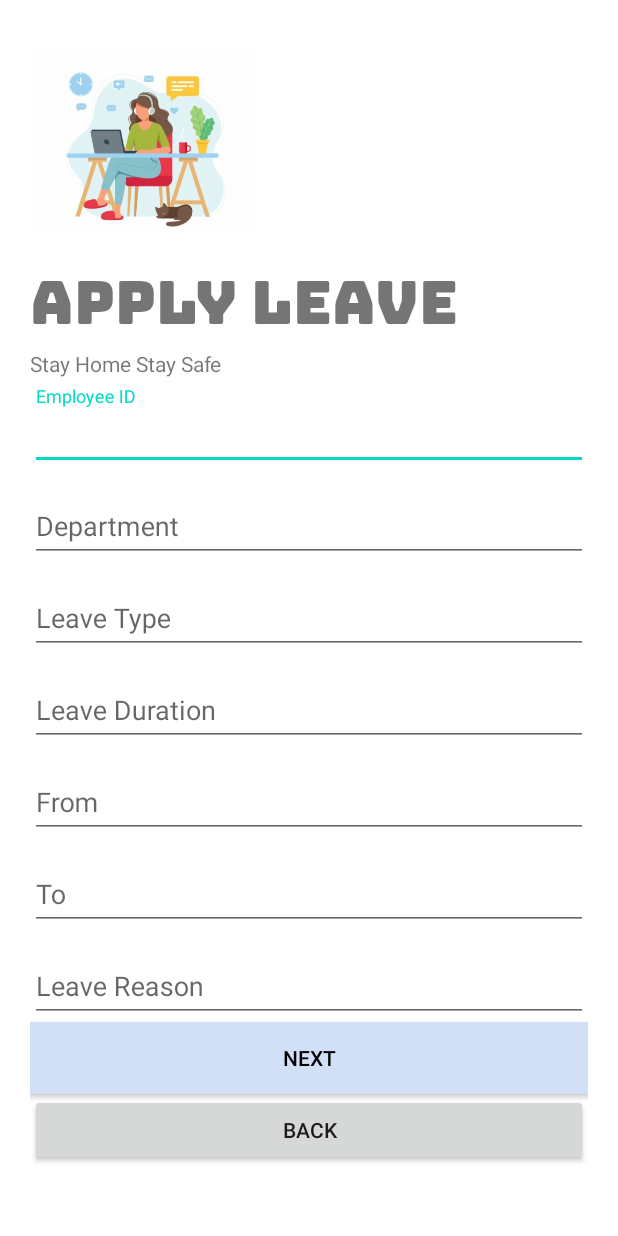
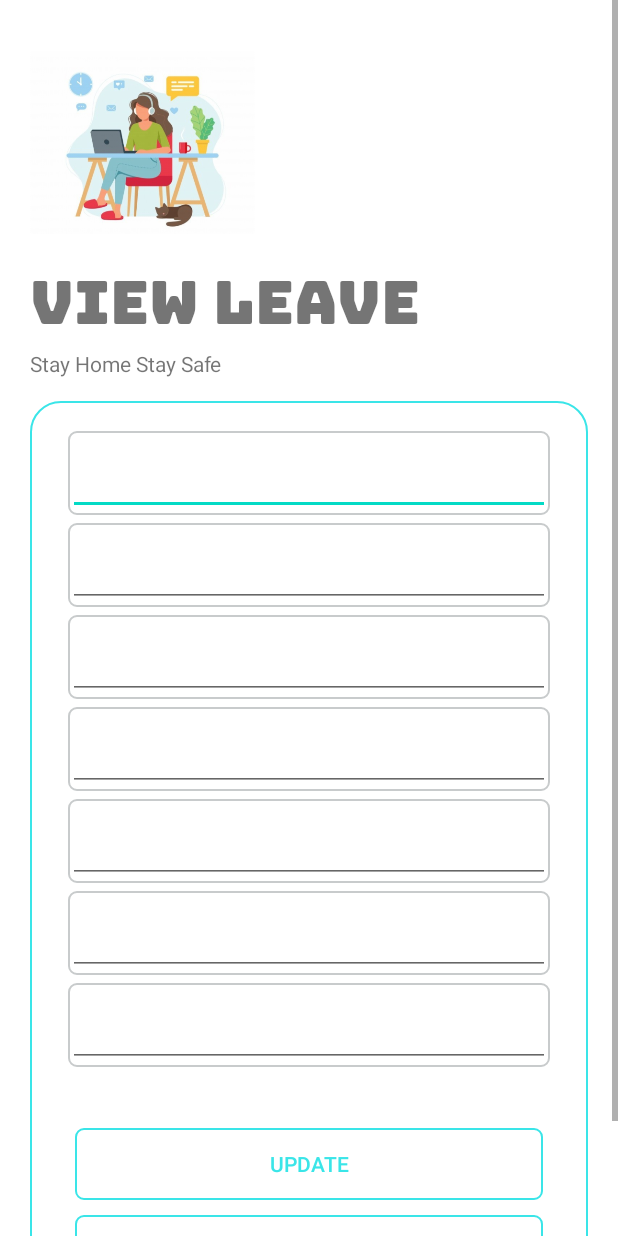
Before and after one commit to MrSavvy98/MADG.17, an Android app: the ApplyLeave screen opened directly, with no data from a screen before it, after a tap on "NEXT", on a phone screen of 412 x 824 dp. Run offline under Robolectric (Android 15) with nearby library versions, the phone set to English and light mode, and no system bars; our stand-ins replace Firebase (no records; nobody signed in at launch, a user with empty details on screens opened directly); 1 statement that could not run was skipped.

Commit message:
Update half added

```diff
--- a/app/src/main/AndroidManifest.xml
+++ b/app/src/main/AndroidManifest.xml
@@ -9,7 +9,8 @@
         android:roundIcon="@mipmap/ic_launcher_round"
         android:supportsRtl="true"
         android:theme="@style/AppTheme">
-        <activity android:name=".ApplyLeave"></activity>
+        <activity android:name=".Update"></activity>
+        <activity android:name=".ApplyLeave" />
         <activity android:name=".Leave" />
         <activity android:name=".Home" />
         <activity android:name=".SignUp" />
--- a/app/src/main/java/com/example/workfromhome/ApplyLeave.java
+++ b/app/src/main/java/com/example/workfromhome/ApplyLeave.java
@@ -2,9 +2,12 @@ package com.example.workfromhome;
 
 import androidx.appcompat.app.AppCompatActivity;
 
+import android.content.Intent;
 import android.os.Bundle;
+import android.text.TextUtils;
 import android.view.View;
 import android.widget.Button;
+import android.widget.Toast;
 
 import com.google.android.material.textfield.TextInputLayout;
 import com.google.firebase.database.DatabaseReference;
@@ -14,6 +17,7 @@ public class ApplyLeave extends AppCompatActivity {
 
     TextInputLayout emp_id, dept, lType, lDuration, from, to, reason;
     Button btn_next;
+    public static String eid;
 
     FirebaseDatabase rootNode;
     DatabaseReference reference;
@@ -38,8 +42,19 @@ public class ApplyLeave extends AppCompatActivity {
             @Override
             public void onClick(View view) {
 
-                rootNode = FirebaseDatabase.getInstance();
-                reference = rootNode.getReference("Leave");
+//                rootNode = FirebaseDatabase.getInstance();
+//                reference = rootNode.getReference("Leave");
+
+                reference = FirebaseDatabase.getInstance().getReference().child("Add_Leave");
+
+                try{
+
+                    if(TextUtils.isEmpty(emp_id.getEditText().toString())){
+
+                        Toast.makeText(getApplicationContext(), "Please Enter Employee ID", Toast.LENGTH_SHORT).show();
+                    }
+                    else {
+
 
                         //get all the values
 
@@ -51,11 +66,27 @@ public class ApplyLeave extends AppCompatActivity {
                         String to1 = to.getEditText().getText().toString();
                         String reason1 = reason.getEditText().getText().toString();
 
-                AddLeaveHelper hel = new AddLeaveHelper(id, depart, type, duration,frm, to1, reason1);
+                        AddLeaveHelper hel = new AddLeaveHelper(id, depart, type, duration, frm, to1, reason1);
 
-                reference.setValue(hel);
+                        reference.child(emp_id.getEditText().toString()).setValue(hel);
+
+                        Toast.makeText(getApplicationContext(), "Leave Added", Toast.LENGTH_SHORT).show();
+                        Intent next = new Intent(ApplyLeave.this, Update.class);
+
+                        next.putExtra(eid, id);
+                        startActivity(next);
+                    }
+                }
+                catch (NumberFormatException e){
+
+                    Toast.makeText(getApplicationContext(), "Invalid", Toast.LENGTH_SHORT).show();
+
+                }
+
             }
         });
 
     }
+
+
 }
--- /dev/null
+++ b/app/src/main/java/com/example/workfromhome/Update.java
@@ -0,0 +1,26 @@
+package com.example.workfromhome;
+
+import androidx.appcompat.app.AppCompatActivity;
+
+import android.content.Intent;
+import android.os.Bundle;
+import android.widget.Button;
+
+import com.google.android.material.textfield.TextInputLayout;
+
+public class Update extends AppCompatActivity {
+
+    String upId;
+    TextInputLayout mp_id, dept, lType, lDuration, from, to, reason;
+    Button btnUpdate;
+    AddLeaveHelper updateLeave;
+
+    @Override
+    protected void onCreate(Bundle savedInstanceState) {
+        super.onCreate(savedInstanceState);
+        setContentView(R.layout.activity_update);
+
+        Intent intent =  getIntent();
+        upId = intent.getStringExtra();
+    }
+}
--- a/app/src/main/res/drawable/box.xml
+++ b/app/src/main/res/drawable/box.xml
@@ -6,7 +6,7 @@
         <shape android:shape="rectangle">
 
             <solid android:color="@android:color/transparent"/>
-            <stroke android:width="3dp" android:color="#00BCD4"/>
+            <stroke android:width="1dp" android:color="#3AE5E8"/>
             <corners android:radius="20dp"/>
 
 
--- /dev/null
+++ b/app/src/main/res/drawable/custom_button.xml
@@ -0,0 +1,8 @@
+<?xml version="1.0" encoding="utf-8"?>
+<shape xmlns:android="http://schemas.android.com/apk/res/android" android:shape="rectangle" >
+
+    <stroke android:color="#3AE5E8" android:width="1dp"/>
+
+    <corners android:radius="5dp"/>
+
+</shape>
--- a/app/src/main/res/layout/activity_leave.xml
+++ b/app/src/main/res/layout/activity_leave.xml
@@ -74,7 +74,7 @@
             android:layout_width="match_parent"
             android:layout_height="wrap_content"
             android:background="#d2e0f7"
-
+            android:layout_marginBottom="20dp"
             android:text="@string/apply_leave"
             android:textColor="#000"
             tools:layout_editor_absoluteX="36dp"
--- /dev/null
+++ b/app/src/main/res/layout/activity_update.xml
@@ -0,0 +1,236 @@
+<?xml version="1.0" encoding="utf-8"?>
+<androidx.drawerlayout.widget.DrawerLayout xmlns:android="http://schemas.android.com/apk/res/android"
+    xmlns:app="http://schemas.android.com/apk/res-auto"
+    xmlns:tools="http://schemas.android.com/tools"
+    android:layout_width="match_parent"
+    android:layout_height="match_parent"
+    tools:context=".Update">
+
+
+    <com.google.android.material.navigation.NavigationView
+        android:layout_width="wrap_content"
+        android:layout_height="match_parent"
+        android:id="@+id/nav_view"
+        app:headerLayout="@layout/header"
+        app:menu="@menu/main_menu"
+        android:layout_gravity="start"
+        />
+
+    <ScrollView
+        android:layout_width="match_parent"
+        android:layout_height="match_parent">
+
+
+        <androidx.constraintlayout.widget.ConstraintLayout
+            android:layout_width="match_parent"
+            android:layout_height="match_parent">
+
+            <androidx.appcompat.widget.Toolbar
+                android:id="@+id/toolbar"
+                android:layout_width="407dp"
+                android:layout_height="44dp"
+                android:layout_marginTop="2dp"
+                android:background="#FFFFFF"
+                android:minHeight="?attr/actionBarSize"
+                android:theme="?attr/actionBarTheme"
+                app:layout_constraintEnd_toEndOf="parent"
+                app:layout_constraintStart_toStartOf="parent"
+                app:layout_constraintTop_toTopOf="parent"
+                app:navigationIcon="@drawable/menu"/>
+
+
+            <LinearLayout
+                android:layout_width="match_parent"
+                android:layout_height="match_parent"
+                android:background="#fff"
+                android:orientation="vertical"
+                android:padding="20dp">
+
+
+                <ImageView
+                    android:layout_width="150dp"
+                    android:layout_height="150dp"
+                    android:src="@drawable/work_home_2"
+                    android:transitionName="logo_image"/>
+
+                <TextView
+                    android:layout_width="wrap_content"
+                    android:layout_height="wrap_content"
+                    android:layout_marginTop="-20dp"
+                    android:transitionName="logo_name"
+                    android:fontFamily="@font/bungee"
+                    android:text="@string/view_leave"
+                    android:textSize="40sp" />
+
+                <TextView
+                    android:layout_width="match_parent"
+                    android:layout_height="wrap_content"
+                    android:layout_marginTop="-20dp"
+                    android:text="@string/greet" />
+
+
+
+                <LinearLayout
+                    android:layout_width="match_parent"
+                    android:layout_height="wrap_content"
+                    android:layout_marginTop="15dp"
+                    android:orientation="vertical"
+
+                    android:background="@drawable/box">
+
+                    <com.google.android.material.textfield.TextInputLayout
+                        android:id="@+id/view_emp"
+                        android:layout_width="match_parent"
+                        android:layout_height="wrap_content"
+                        android:layout_marginTop="20dp"
+                        android:layout_marginRight="25dp"
+                        android:layout_marginLeft="25dp"
+
+                        android:background="@drawable/outline_box"
+
+                        >
+
+                        <com.google.android.material.textfield.TextInputEditText
+                            android:layout_width="match_parent"
+                            android:layout_height="wrap_content"
+                            android:inputType="text"/>
+
+                    </com.google.android.material.textfield.TextInputLayout>
+
+                    <com.google.android.material.textfield.TextInputLayout
+                        android:id="@+id/view_dpt"
+                        android:layout_width="match_parent"
+                        android:layout_height="wrap_content"
+                        android:layout_marginTop="5dp"
+                        android:layout_marginRight="25dp"
+                        android:layout_marginLeft="25dp"
+
+                        android:background="@drawable/outline_box">
+
+                        <com.google.android.material.textfield.TextInputEditText
+                            android:layout_width="match_parent"
+                            android:layout_height="wrap_content"
+                            android:inputType="text"/>
+
+                    </com.google.android.material.textfield.TextInputLayout>
+
+                    <com.google.android.material.textfield.TextInputLayout
+                        android:id="@+id/view_type"
+                        android:layout_width="match_parent"
+                        android:layout_height="wrap_content"
+                        android:layout_marginTop="5dp"
+                        android:layout_marginRight="25dp"
+                        android:layout_marginLeft="25dp"
+
+                        android:background="@drawable/outline_box">
+
+                        <com.google.android.material.textfield.TextInputEditText
+                            android:layout_width="match_parent"
+                            android:layout_height="wrap_content"
+                            android:inputType="text"/>
+
+                    </com.google.android.material.textfield.TextInputLayout>
+
+                    <com.google.android.material.textfield.TextInputLayout
+                        android:id="@+id/view_duration"
+                        android:layout_width="match_parent"
+                        android:layout_height="wrap_content"
+                        android:layout_marginTop="5dp"
+                        android:layout_marginRight="25dp"
+                        android:layout_marginLeft="25dp"
+
+                        android:background="@drawable/outline_box">
+
+                        <com.google.android.material.textfield.TextInputEditText
+                            android:layout_width="match_parent"
+                            android:layout_height="wrap_content"
+                            android:inputType="number"/>
+
+                    </com.google.android.material.textfield.TextInputLayout>
+
+                    <com.google.android.material.textfield.TextInputLayout
+                        android:id="@+id/view_from"
+                        android:layout_width="match_parent"
+                        android:layout_height="wrap_content"
+                        android:layout_marginTop="5dp"
+                        android:layout_marginRight="25dp"
+                        android:layout_marginLeft="25dp"
+
+                        android:background="@drawable/outline_box">
+
+                        <com.google.android.material.textfield.TextInputEditText
+                            android:layout_width="match_parent"
+                            android:layout_height="wrap_content"
+                            android:inputType="date"/>
+
+                    </com.google.android.material.textfield.TextInputLayout>
+
+                    <com.google.android.material.textfield.TextInputLayout
+                        android:id="@+id/view_to"
+                        android:layout_width="match_parent"
+                        android:layout_height="wrap_content"
+                        android:layout_marginTop="5dp"
+                        android:layout_marginRight="25dp"
+                        android:layout_marginLeft="25dp"
+
+                        android:background="@drawable/outline_box">
+
+                        <com.google.android.material.textfield.TextInputEditText
+                            android:layout_width="match_parent"
+                            android:layout_height="wrap_content"
+                            android:inputType="date"/>
+
+                    </com.google.android.material.textfield.TextInputLayout>
+
+                    <com.google.android.material.textfield.TextInputLayout
+                        android:id="@+id/view_reason"
+                        android:layout_width="match_parent"
+                        android:layout_height="wrap_content"
+                        android:layout_marginTop="5dp"
+                        android:layout_marginRight="25dp"
+                        android:layout_marginLeft="25dp"
+                        android:layout_marginBottom="25dp"
+
+                        android:background="@drawable/outline_box">
+
+                        <com.google.android.material.textfield.TextInputEditText
+                            android:layout_width="match_parent"
+                            android:layout_height="wrap_content"
+                            android:inputType="text"/>
+
+                    </com.google.android.material.textfield.TextInputLayout>
+
+
+
+
+                    <Button
+                        android:id="@+id/update"
+                        android:layout_width="match_parent"
+                        android:layout_height="wrap_content"
+                        android:layout_marginTop="15dp"
+                        android:layout_marginRight="30dp"
+                        android:layout_marginLeft="30dp"
+                        android:text="@string/update"
+                        android:background="@drawable/custom_button"
+                        android:textColor="#3AE5E8"/>
+
+                    <Button
+                        android:layout_width="match_parent"
+                        android:layout_height="wrap_content"
+                        android:layout_marginTop="10dp"
+                        android:layout_marginRight="30dp"
+                        android:layout_marginLeft="30dp"
+                        android:layout_marginBottom="30dp"
+                        android:background="@drawable/custom_button"
+                        android:text="Back"
+                        android:textColor="#3AE5E8"
+                        />
+
+                </LinearLayout>
+
+            </LinearLayout>
+
+
+        </androidx.constraintlayout.widget.ConstraintLayout>
+    </ScrollView>
+</androidx.drawerlayout.widget.DrawerLayout>
--- a/app/src/main/res/menu/main_menu.xml
+++ b/app/src/main/res/menu/main_menu.xml
@@ -6,6 +6,15 @@
 
         <menu>
             <group android:checkableBehavior="single">
+
+                <item
+
+                    android:id="@+id/nav_login"
+                    android:icon="@drawable/login_icon"
+                    android:title="@string/Lg"
+
+
+                    />
 
                 <item
 
@@ -85,6 +94,7 @@
     <item android:title="Communicate">
 
         <menu>
+            <group android:checkableBehavior="single">
 
             <item
 
@@ -101,6 +111,8 @@
                 android:title="Rate Us"
 
                 />
+
+            </group>
         </menu>
     </item>
 </menu>
--- a/app/src/main/res/values/strings.xml
+++ b/app/src/main/res/values/strings.xml
@@ -26,6 +26,7 @@
     <string name="progress">Progress Reports</string>
     <string name="aboutUS">About Us</string>
     <string name="home">Home</string>
+    <string name="update">Update</string>
 
 
 </resources>
```
Also changed, not shown: app/src/main/java/com/example/workfromhome/Home.java (+38 -1 lines), app/src/main/res/layout-v21/activity_login.xml (+8 -8 lines), app/src/main/res/layout/activity_apply_leave.xml (+102 -19 lines), app/src/main/res/layout/activity_login.xml (+26 -22 lines). Lines whose indentation alone changed are shown as unchanged.
